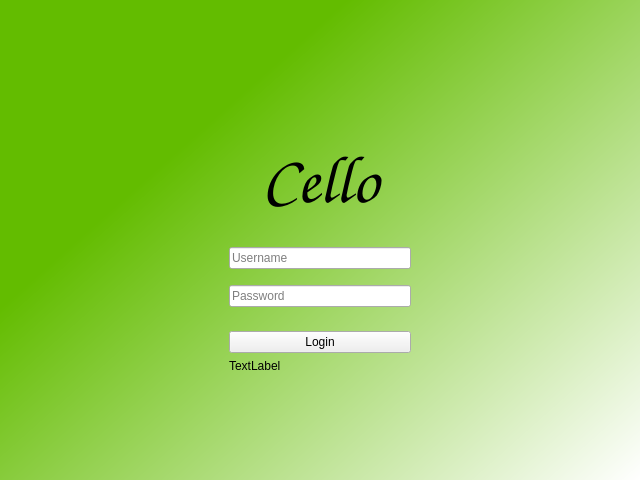
Above: frontend/assets/welcomescreen.ui from dahlbma/cello before the change. Below: the same form after it.
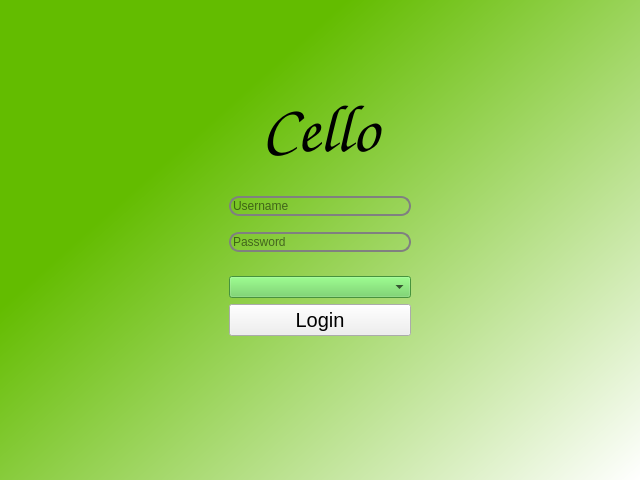
That is the form after the change.

```diff
--- a/frontend/assets/welcomescreen.ui
+++ b/frontend/assets/welcomescreen.ui
@@ -19,6 +19,12 @@
 }
 QWidget#centralwidget{
 	background-color: qlineargradient(spread:pad, x1:0.239, y1:0.357955, x2:1, y2:1, stop:0 rgba(99, 188, 0, 255), stop:1 rgba(255, 255, 255, 255));
+}
+
+QLineEdit{
+border: 2px solid gray;
+border-radius: 10px;
+background-color:rgba(0,0,0,0);
 }</string>
   </property>
   <widget class="QWidget" name="centralwidget">
@@ -28,6 +34,9 @@
       <property name="orientation">
        <enum>Qt::Horizontal</enum>
       </property>
+      <property name="sizeType">
+       <enum>QSizePolicy::MinimumExpanding</enum>
+      </property>
       <property name="sizeHint" stdset="0">
        <size>
         <width>220</width>
@@ -43,6 +52,9 @@
         <property name="orientation">
          <enum>Qt::Vertical</enum>
         </property>
+        <property name="sizeType">
+         <enum>QSizePolicy::Preferred</enum>
+        </property>
         <property name="sizeHint" stdset="0">
          <size>
           <width>20</width>
@@ -136,7 +148,19 @@
        </spacer>
       </item>
       <item>
-       <widget class="QPushButton" name="pushButton">
+       <widget class="QComboBox" name="server_cb">
+        <property name="styleSheet">
+         <string notr="true">background-color: rgb(100, 206, 86)</string>
+        </property>
+       </widget>
+      </item>
+      <item>
+       <widget class="QPushButton" name="login">
+        <property name="font">
+         <font>
+          <pointsize>15</pointsize>
+         </font>
+        </property>
         <property name="text">
          <string>Login</string>
         </property>
@@ -145,7 +169,10 @@
       <item>
        <widget class="QLabel" name="label_2">
         <property name="text">
-         <string>TextLabel</string>
+         <string/>
+        </property>
+        <property name="alignment">
+         <set>Qt::AlignCenter</set>
         </property>
        </widget>
       </item>
@@ -155,7 +182,7 @@
          <enum>Qt::Vertical</enum>
         </property>
         <property name="sizeType">
-         <enum>QSizePolicy::Preferred</enum>
+         <enum>QSizePolicy::MinimumExpanding</enum>
         </property>
         <property name="sizeHint" stdset="0">
          <size>
@@ -172,6 +199,9 @@
       <property name="orientation">
        <enum>Qt::Horizontal</enum>
       </property>
+      <property name="sizeType">
+       <enum>QSizePolicy::MinimumExpanding</enum>
+      </property>
       <property name="sizeHint" stdset="0">
        <size>
         <width>220</width>
```
Left out of the diff: 6 changed lines with no effect on the pictures.
